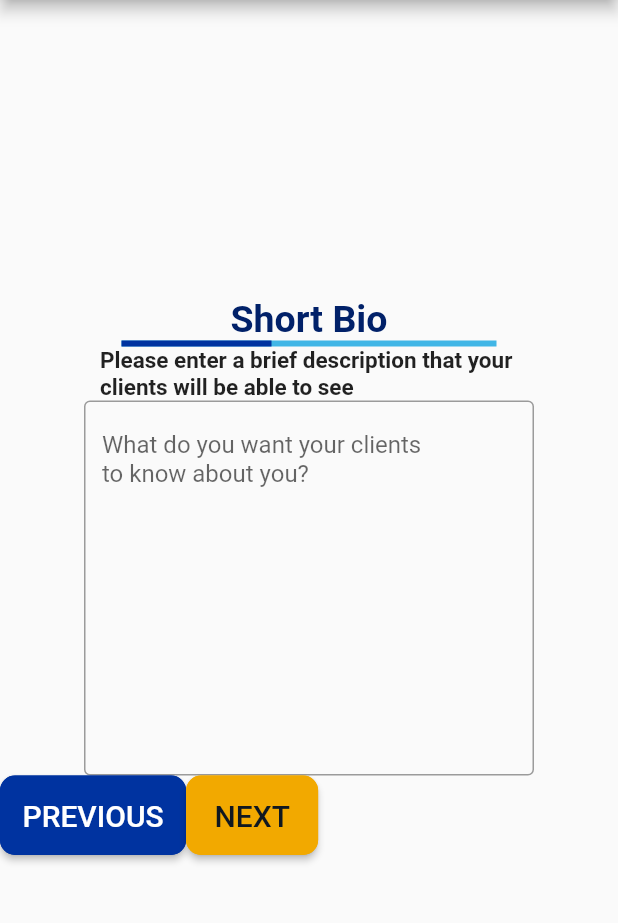
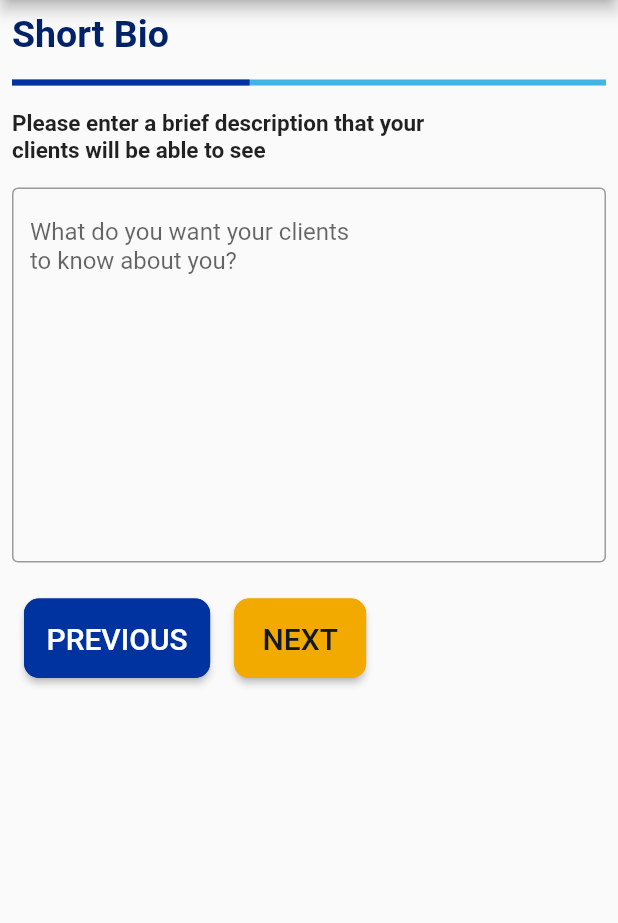
Before and after one commit to atlantadoulaconnect/adc-app, a Flutter app: the DoulaAppPage2 screen opened directly with empty values, on a phone screen of 412 x 824 dp, the part 84-1007 px from its top. Run offline on Flutter 3.47's test engine with Material 2 defaults, Android fonts, the phone set to English and light mode, and no system bars; our stand-ins replace async_redux, cloud_firestore, firebase_auth; missing offline and left inert: calendarro; accounts and stored records are empty.

Commit message:
Switching Doula app from Columns to Listview

```diff
--- a/adc_app/lib/frontend/screens/application/doula/doulaAppPage2.dart
+++ b/adc_app/lib/frontend/screens/application/doula/doulaAppPage2.dart
@@ -45,10 +45,12 @@ class DoulaAppPage2State extends State<DoulaAppPage2> {
     return Scaffold(
         appBar: AppBar(title: Text("Doula Application")),
         body: Container(
-            child: Column(
-          mainAxisAlignment: MainAxisAlignment.center,
+          child: ListView(
+          //mainAxisAlignment: MainAxisAlignment.center,
            children: <Widget>[
-            Text(
+            Padding(
+              padding: const EdgeInsets.all(8.0),
+              child: Text(
                 'Short Bio',
                 style: TextStyle(
                   fontFamily: 'Roboto',
@@ -57,7 +59,10 @@ class DoulaAppPage2State extends State<DoulaAppPage2> {
                   fontSize: 25,
                 ),
               ),
-            Container(
+            ),
+            Padding(
+              padding: const EdgeInsets.all(8.0),
+              child: Container(
                 width: 250,
                 child: LinearProgressIndicator(
                   backgroundColor: themeColors['skyBlue'],
@@ -66,7 +71,10 @@ class DoulaAppPage2State extends State<DoulaAppPage2> {
                   value: 0.4,
                 ),
               ),
-            Text(
+            ),
+            Padding(
+              padding: const EdgeInsets.all(8.0),
+              child: Text(
                 'Please enter a brief description that your \nclients will be able to see',
                 style: TextStyle(
                   fontFamily: 'Roboto',
@@ -74,7 +82,10 @@ class DoulaAppPage2State extends State<DoulaAppPage2> {
                   fontSize: 15,
                 ),
               ),
-            Container(
+            ),
+            Padding(
+              padding: const EdgeInsets.all(8.0),
+              child: Container(
                 width: 300.0,
                 height: 250.0,
                 child: TextField(
@@ -91,8 +102,13 @@ class DoulaAppPage2State extends State<DoulaAppPage2> {
                   ),
                 ),
               ),
-            Row(children: <Widget>[
-              RaisedButton(
+            ),
+            Padding(
+              padding: const EdgeInsets.all(8.0),
+              child: Row(children: <Widget>[
+                Padding(
+                  padding: const EdgeInsets.all(8.0),
+                  child: RaisedButton(
                     shape: RoundedRectangleBorder(
                         borderRadius: new BorderRadius.circular(10.0),
                         side: BorderSide(color: themeColors['mediumBlue'])),
@@ -109,7 +125,10 @@ class DoulaAppPage2State extends State<DoulaAppPage2> {
                       style: TextStyle(fontSize: 20.0),
                     ),
                   ),
-              RaisedButton(
+                ),
+                Padding(
+                  padding: const EdgeInsets.all(8.0),
+                  child: RaisedButton(
                     shape: RoundedRectangleBorder(
                         borderRadius: new BorderRadius.circular(10.0),
                         side: BorderSide(color: themeColors['yellow'])),
@@ -129,7 +148,9 @@ class DoulaAppPage2State extends State<DoulaAppPage2> {
                       ),
                     ),
                   ),
+                ),
               ]),
+            ),
           ],
         )));
   }
```
Also changed, not shown: adc_app/lib/frontend/screens/application/doula/doulaAppPage1.dart (+25 -8 lines). Lines whose indentation alone changed are shown as unchanged.
